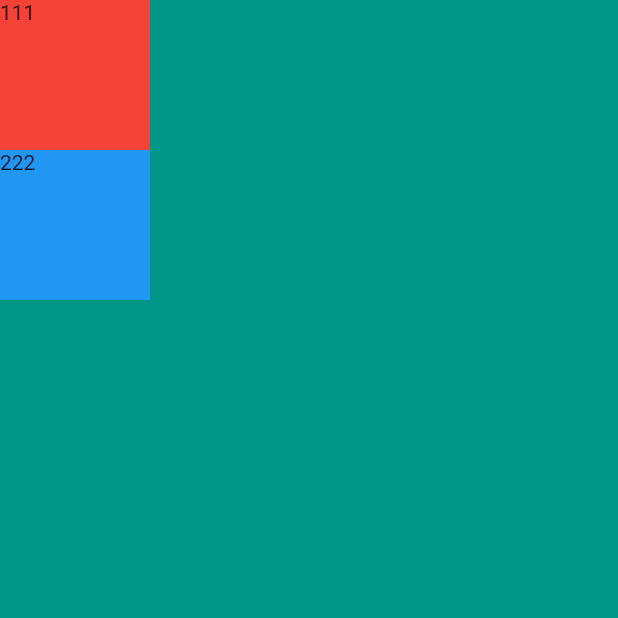
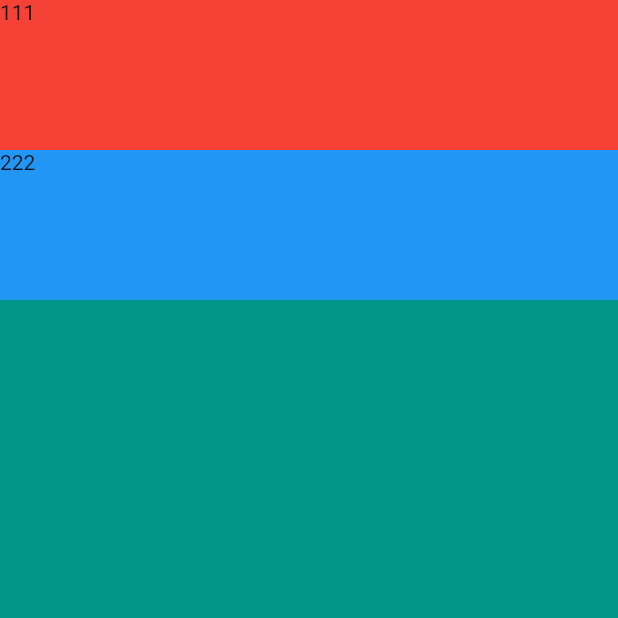
Before and after one commit to gpetuhov/FlutterTutorial, a Flutter app: the screen it shows after launch, on a phone screen of 412 x 824 dp, the top half of it. Run offline on Flutter 3.47's test engine with Material 2 defaults, Android fonts, the phone set to English and light mode, and no system bars.

Commit message:
Change layout

```diff
--- a/02-MiCard/mi_card_flutter/lib/main.dart
+++ b/02-MiCard/mi_card_flutter/lib/main.dart
@@ -21,16 +21,22 @@ class MyApp extends StatelessWidget {
         // status bar, navigation bar etc.
         body: SafeArea(
           child: Column(
+            // This is like wrap_content in Android
+            // (for the Column main axis is vertical).
+            // mainAxisSize: MainAxisSize.min,
+            // This is how to align children along the main axis (vertical)
+            mainAxisAlignment: MainAxisAlignment.start,
+            // This is how to align children along the other axis (horizontal).
+            // Stretch makes children occupy all screen width, regardless of their width.
+            crossAxisAlignment: CrossAxisAlignment.stretch,
             children: [
               Container(
                 height: 100.0,
-                width: 100.0,
                 color: Colors.red,
                 child: Text('111'),
               ),
               Container(
                 height: 100.0,
-                width: 100.0,
                 color: Colors.blue,
                 child: Text('222'),
               ),
@@ -45,3 +51,5 @@ class MyApp extends StatelessWidget {
 // Note: set margin and padding like this
 // margin: EdgeInsets.all(20.0),
 // padding: EdgeInsets.all(10.0),
+
+// Note 2: we can set infinite width or height with 'double.infinity'
```
